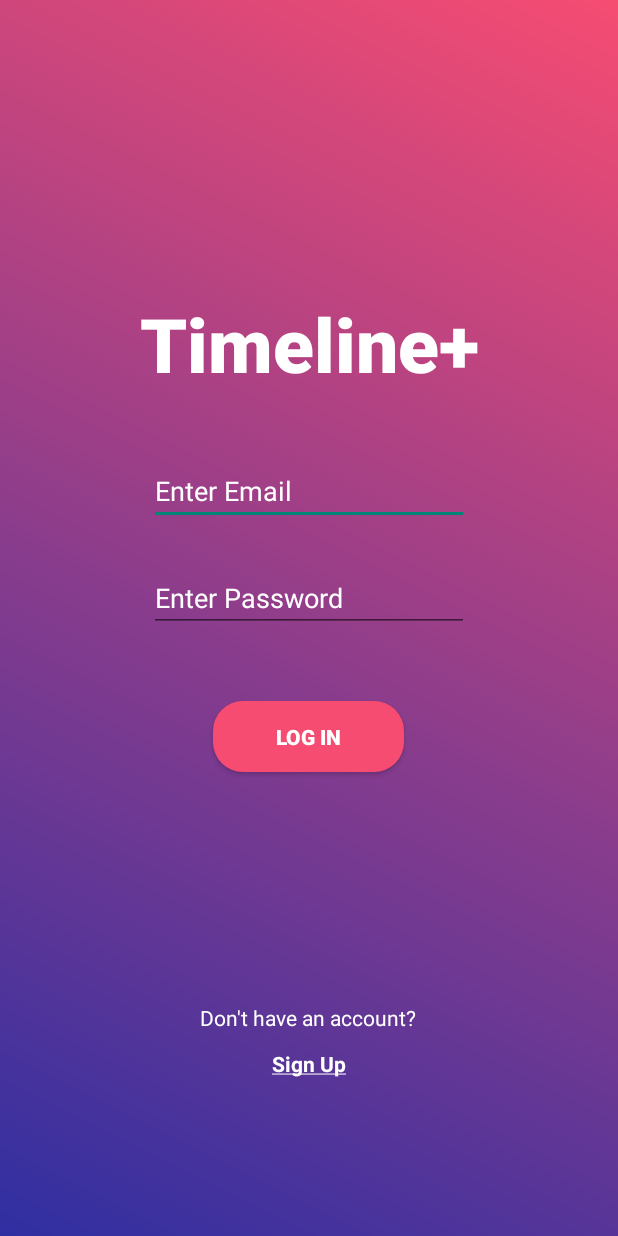
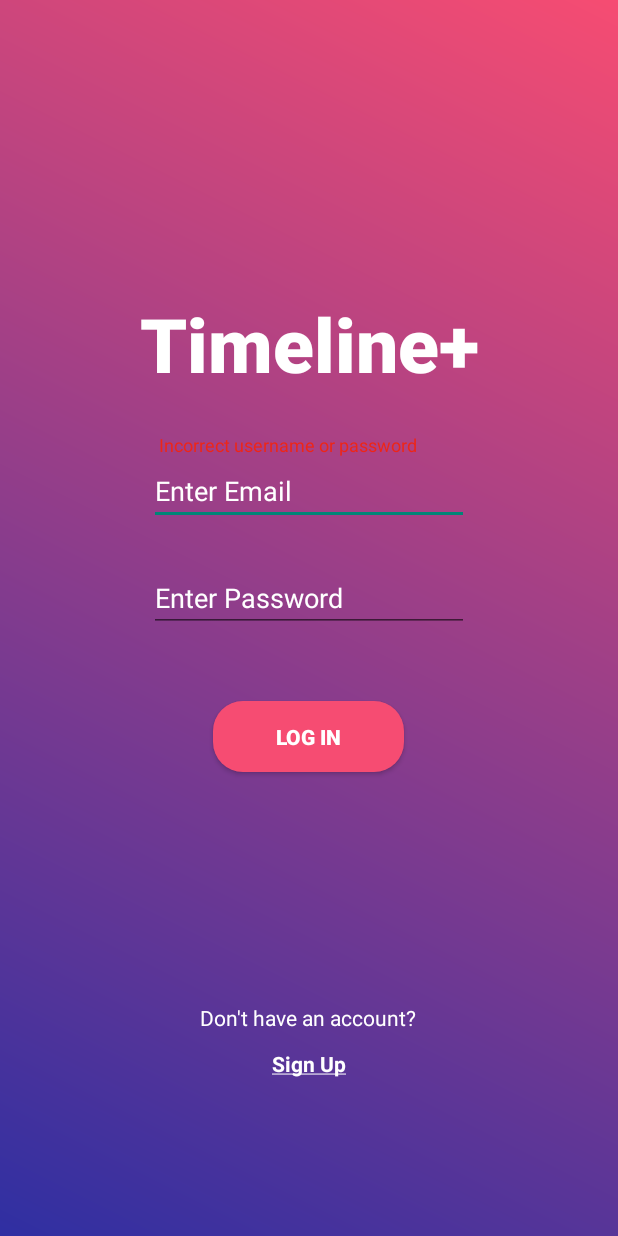
Before and after one commit to gantuangcoc98/TimelinePlus, an Android app: the layout activity_main.xml on its own in the app's theme, with its tools: preview values and no code run, on a phone screen of 412 x 824 dp. Run offline under Robolectric (Android 15) with nearby library versions, the phone set to English and light mode, and no system bars.

```diff
--- a/app/build.gradle
+++ b/app/build.gradle
@@ -1,5 +1,6 @@
 plugins {
     id 'com.android.application'
+    id 'com.google.gms.google-services'
 }
 
 android {
@@ -29,6 +30,7 @@ android {
 }
 
 dependencies {
+    implementation platform('com.google.firebase:firebase-bom:32.0.0')
     implementation files('libs/mysql-connector-j-8.0.33.jar')
     implementation 'com.android.volley:volley:1.2.1'
     implementation 'androidx.appcompat:appcompat:1.6.1'
--- a/app/src/main/res/layout/activity_main.xml
+++ b/app/src/main/res/layout/activity_main.xml
@@ -91,4 +91,16 @@
         app:layout_constraintStart_toStartOf="parent"
         app:layout_constraintTop_toBottomOf="@+id/question" />
 
+    <TextView
+        android:id="@+id/IncorrectInput"
+        android:layout_width="wrap_content"
+        android:layout_height="wrap_content"
+        android:text="Incorrect username or password"
+        android:textAlignment="center"
+        android:textColor="#EF2516"
+        android:textSize="12sp"
+        app:layout_constraintBottom_toTopOf="@+id/email"
+        app:layout_constraintStart_toStartOf="parent"
+        android:layout_marginLeft="105dp"/>
+
 </androidx.constraintlayout.widget.ConstraintLayout>
```
Also changed, not shown: app/src/main/java/com/example/timelineplus/MainActivity.java (+14 -2 lines), build.gradle (+15 -4 lines), 1 other file.
